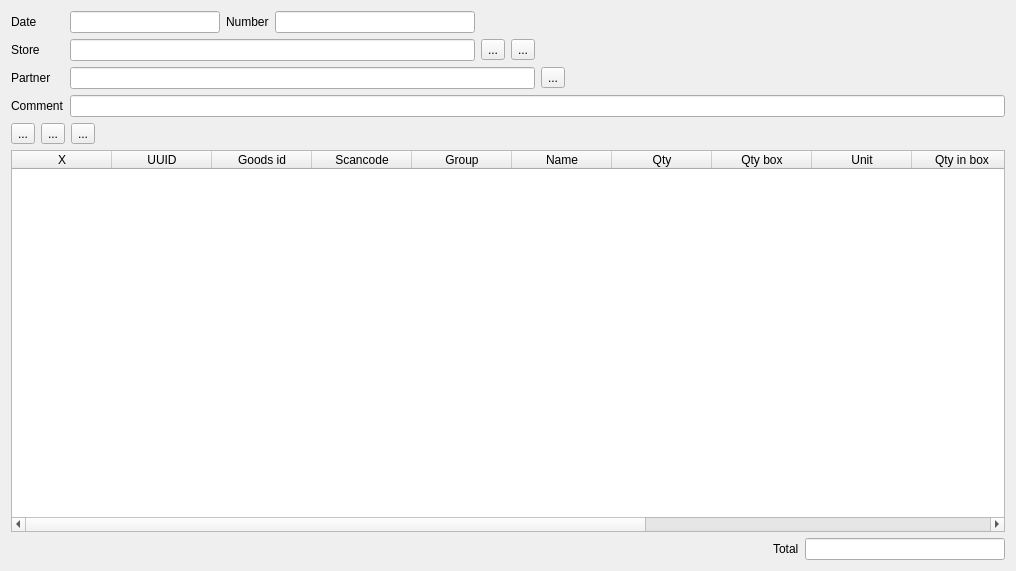
First picture: the form in Forms/storeinputdocument.ui, repository End1-1/Cafe5, before the edit.
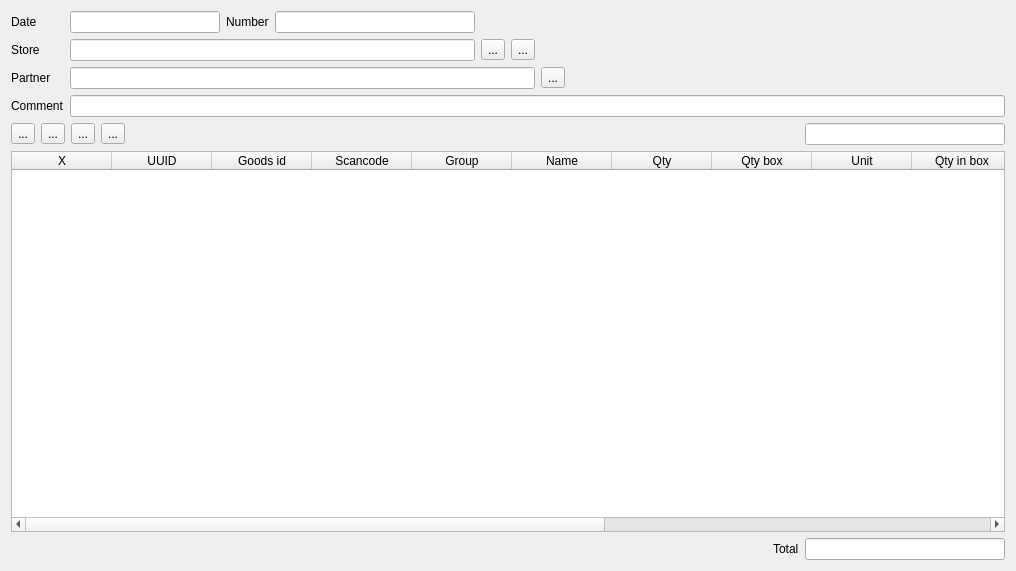
Second picture: the form after the edit. Icons and pictures are not drawn. Custom widgets are drawn as their Qt base class.

The edit to the form file:
```diff
--- a/Forms/storeinputdocument.ui
+++ b/Forms/storeinputdocument.ui
@@ -203,6 +203,17 @@
         </property>
        </widget>
       </item>
+      <item>
+       <widget class="QToolButton" name="btnEditGoods">
+        <property name="text">
+         <string>...</string>
+        </property>
+        <property name="icon">
+         <iconset resource="../resources/res.qrc">
+          <normaloff>:/edit.png</normaloff>:/edit.png</iconset>
+        </property>
+       </widget>
+      </item>
       <item>
        <spacer name="horizontalSpacer_2">
         <property name="orientation">
@@ -216,6 +227,19 @@
         </property>
        </spacer>
       </item>
+      <item>
+       <widget class="QLineEdit" name="leScancode">
+        <property name="minimumSize">
+         <size>
+          <width>200</width>
+          <height>0</height>
+         </size>
+        </property>
+        <property name="readOnly">
+         <bool>false</bool>
+        </property>
+       </widget>
+      </item>
      </layout>
     </widget>
    </item>
@@ -273,7 +297,7 @@
      </column>
      <column>
       <property name="text">
-       <string>Price</string>
+       <string>Selfcost</string>
       </property>
      </column>
      <column>
@@ -291,6 +315,11 @@
        <string>Sale price</string>
       </property>
      </column>
+     <column>
+      <property name="text">
+       <string>Valid</string>
+      </property>
+     </column>
     </widget>
    </item>
    <item>
@@ -347,16 +376,16 @@
   </layout>
  </widget>
  <customwidgets>
-  <customwidget>
-   <class>C5DateEdit</class>
-   <extends>QLineEdit</extends>
-   <header location="global">c5dateedit.h</header>
-  </customwidget>
   <customwidget>
    <class>C5LineEditWithSelector</class>
    <extends>QLineEdit</extends>
    <header location="global">c5lineeditwithselector.h</header>
   </customwidget>
+  <customwidget>
+   <class>C5DateEdit</class>
+   <extends>QLineEdit</extends>
+   <header location="global">c5dateedit.h</header>
+  </customwidget>
   <customwidget>
    <class>C5TableWidget</class>
    <extends>QTableWidget</extends>
```
Left out of the diff: 9 changed lines with no effect on the pictures.
